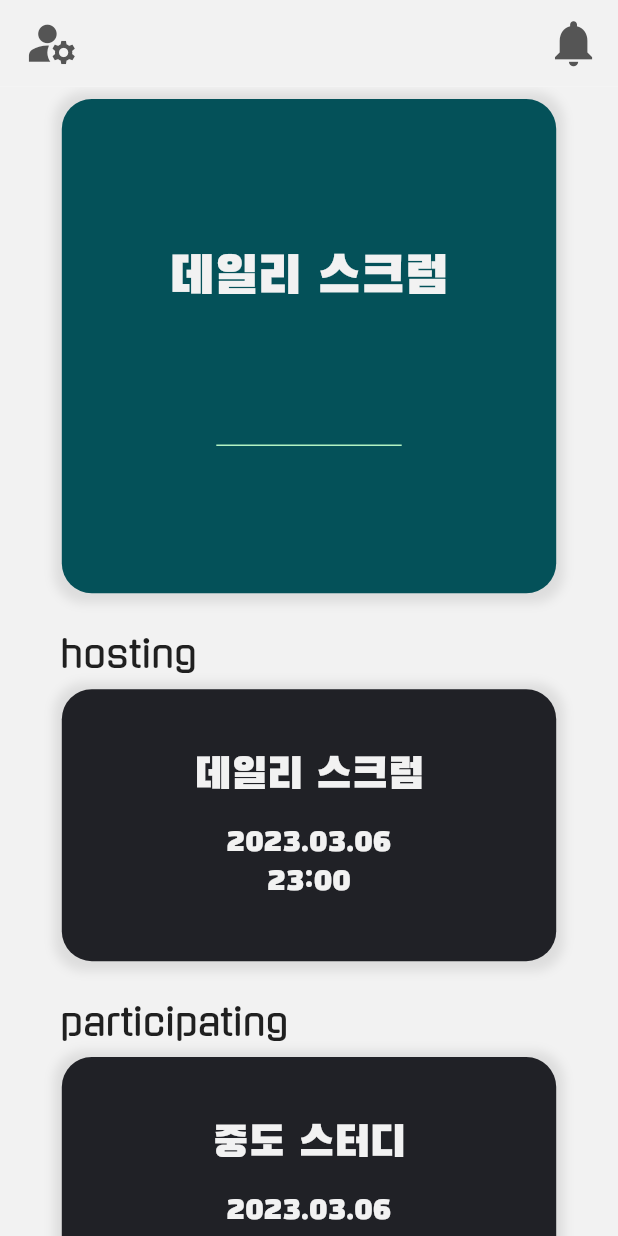
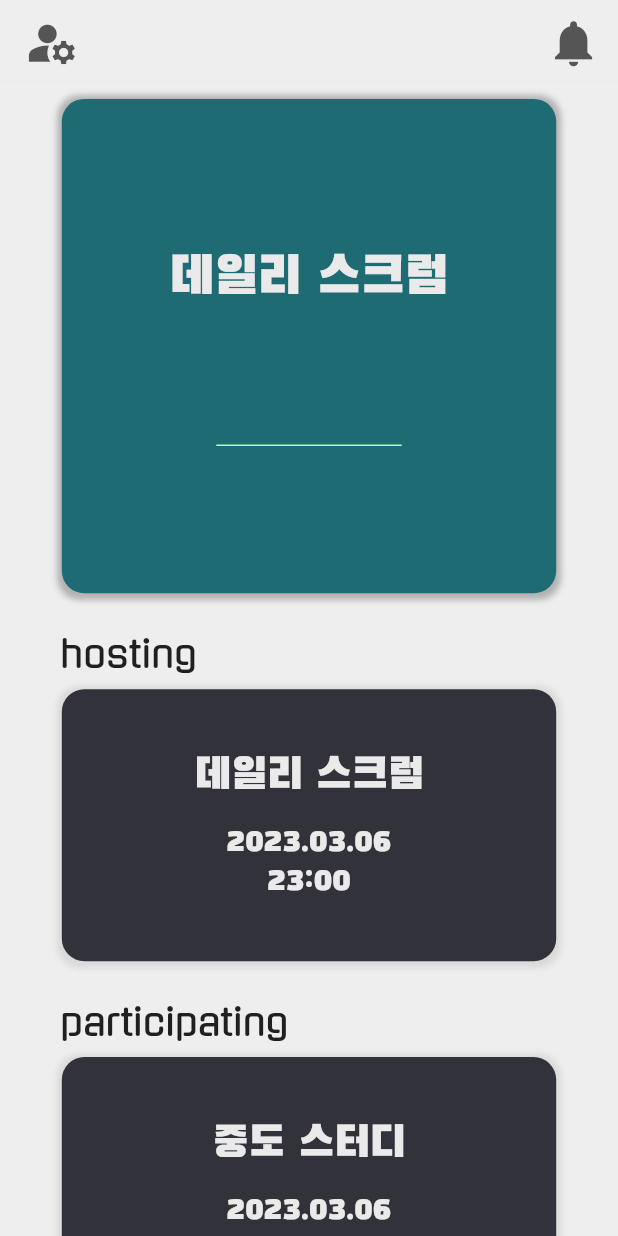
Before and after one commit to hfjxjjd123/Attendance_Moblie, a Flutter app: the MainScreen screen opened by its route, on a phone screen of 412 x 824 dp. Run offline on Flutter 3.47's test engine with Material 2 defaults, Android fonts, the phone set to English and light mode, and no system bars; our stand-ins replace beamer, dio, logger.

Commit message:
change EventBox Design

```diff
--- a/lib/const/colors.dart
+++ b/lib/const/colors.dart
@@ -1,10 +1,10 @@
 import 'package:flutter/material.dart';
 
-const Color baseColor = Color(0xff202126);
-const Color activeColor = Color(0xff045159);
+const Color baseColor = Color(0xff31323A);
+const Color activeColor = Color(0xff1E6B73);
 const Color highlightColor = Color(0xff2B8089);
-const Color lightColor = Color(0xffa2f2b6);
-const Color brightColor = Color(0xffb3f2c3);
-const Color whitesColor = Color(0xfff2f2f2);
+const Color brightColor = Color(0xffA9FFC5);
+const Color whitesColor = Color(0xffeeeeee);
+const Color whiteTextColor = Color(0xffFFFBE6);
 const Color graysColor = Color(0xff555555);
 const Color messageBoxColor = Color(0xffd9d9d9);
--- a/lib/const/user_group.dart
+++ b/lib/const/user_group.dart
@@ -0,0 +1,7 @@
+import '../domain/event.dart';
+
+List<int> hostGroups = [];
+List<int> partisGroups = [];
+
+List<Event> hostEvents = [];
+List<Event> partisEvents = [];
--- a/lib/main.dart
+++ b/lib/main.dart
@@ -19,8 +19,8 @@ class MyApp extends StatelessWidget {
       title: 'Attendance',
       theme: ThemeData(
         textTheme: const TextTheme(
-          displayLarge: TextStyle(color: Color(0xfff2f2f2), fontSize: 35, fontFamily: "EventFont"),
-          displayMedium: TextStyle(color: Color(0xfff2f2f2), fontSize: 23, fontFamily: "EventFont"),
+          displayLarge: TextStyle(color: Color(0xffeaeaea), fontSize: 35, fontFamily: "EventFont"),
+          displayMedium: TextStyle(color: Color(0xffeaeaea), fontSize: 23, fontFamily: "EventFont"),
 
           titleLarge: TextStyle(color: Color(0xff202126), fontSize: 40, fontFamily: "EventFont"),
           titleMedium: TextStyle(color: Color(0xff202126), fontSize: 25, fontWeight: FontWeight.w500),
--- a/lib/view/components/event_box_decoration.dart
+++ b/lib/view/components/event_box_decoration.dart
@@ -6,11 +6,11 @@ BoxDecoration eventBoxDecoration = BoxDecoration(
     boxShadow: [
       BoxShadow(
         color: Colors.grey.withOpacity(0.25),
-        spreadRadius: 5,
-        blurRadius: 5,
+        spreadRadius: 3,
+        blurRadius: 3,
         offset: Offset(0, 1),
       ),
     ],
-    borderRadius: BorderRadius.circular(20),
+    borderRadius: BorderRadius.circular(15),
     color: baseColor
 );
--- a/lib/view/components/realtime_event_box_decoration.dart
+++ b/lib/view/components/realtime_event_box_decoration.dart
@@ -5,12 +5,12 @@ import '../../const/colors.dart';
 BoxDecoration realtimeEventBoxDecoration = BoxDecoration(
     boxShadow: [
       BoxShadow(
-        color: Colors.grey.withOpacity(0.25),
-        spreadRadius: 5,
-        blurRadius: 5,
+        color: Colors.grey.withOpacity(0.75),
+        spreadRadius: 3,
+        blurRadius: 3,
         offset: Offset(0, 1),
       ),
     ],
-    borderRadius: BorderRadius.circular(20),
+    borderRadius: BorderRadius.circular(15),
     color: activeColor
 );
```
Also changed, not shown: lib/dto/user_group_dto.dart (+9 -0 lines).
